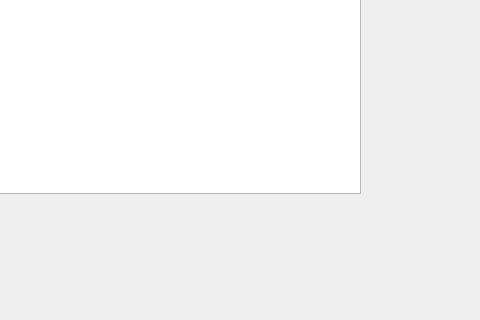
Before: the Qt Designer form shownote.ui in as070700/Noteapp, drawn with Qt 5; both pictures show x 120 to 600 and y 147 to 467 of the 600 by 467 pixel window.
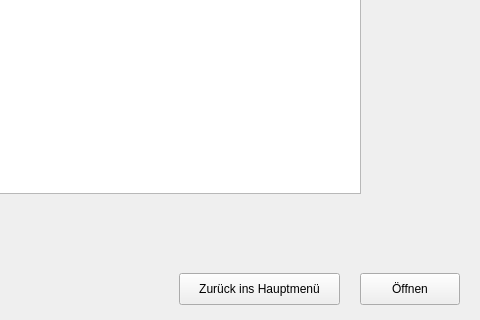
After: the same form once the commit is applied.

Commit message: Buttons (öffnen und zurück) bei shownote

The edit to the form file:
```diff
--- a/shownote.ui
+++ b/shownote.ui
@@ -65,6 +65,32 @@
     </widget>
    </widget>
   </widget>
+  <widget class="QPushButton" name="pushButton_open">
+   <property name="geometry">
+    <rect>
+     <x>480</x>
+     <y>420</y>
+     <width>100</width>
+     <height>32</height>
+    </rect>
+   </property>
+   <property name="text">
+    <string>Öffnen</string>
+   </property>
+  </widget>
+  <widget class="QPushButton" name="pushButton_back">
+   <property name="geometry">
+    <rect>
+     <x>299</x>
+     <y>420</y>
+     <width>161</width>
+     <height>32</height>
+    </rect>
+   </property>
+   <property name="text">
+    <string>Zurück ins Hauptmenü</string>
+   </property>
+  </widget>
  </widget>
  <resources/>
  <connections/>
```
The commit also changes 6 other files.
